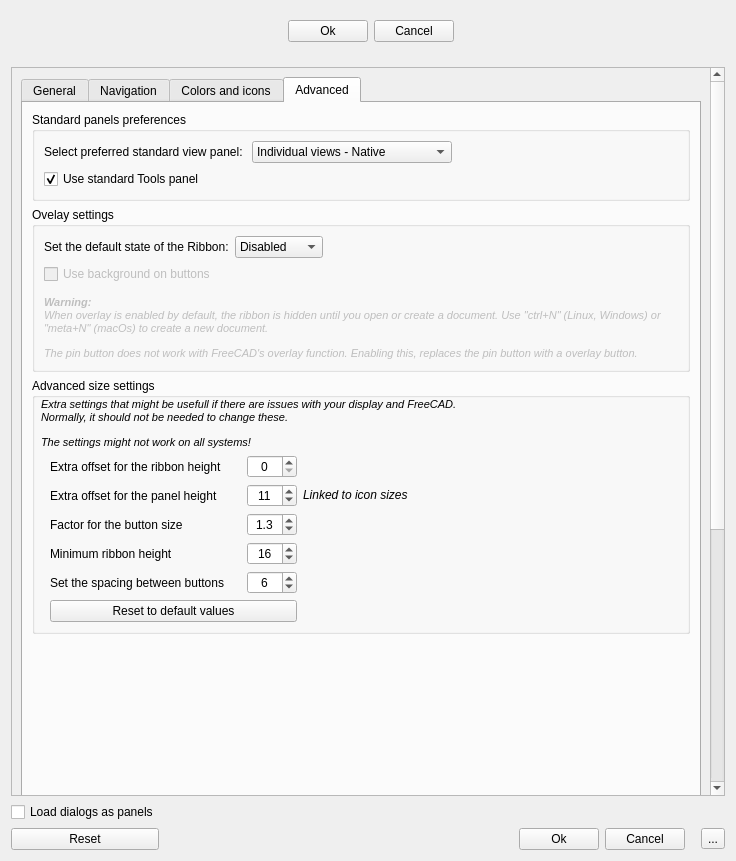
First picture: the form in Resources/ui/Settings.ui, repository APEbbers/FreeCAD-Ribbon, before the edit.
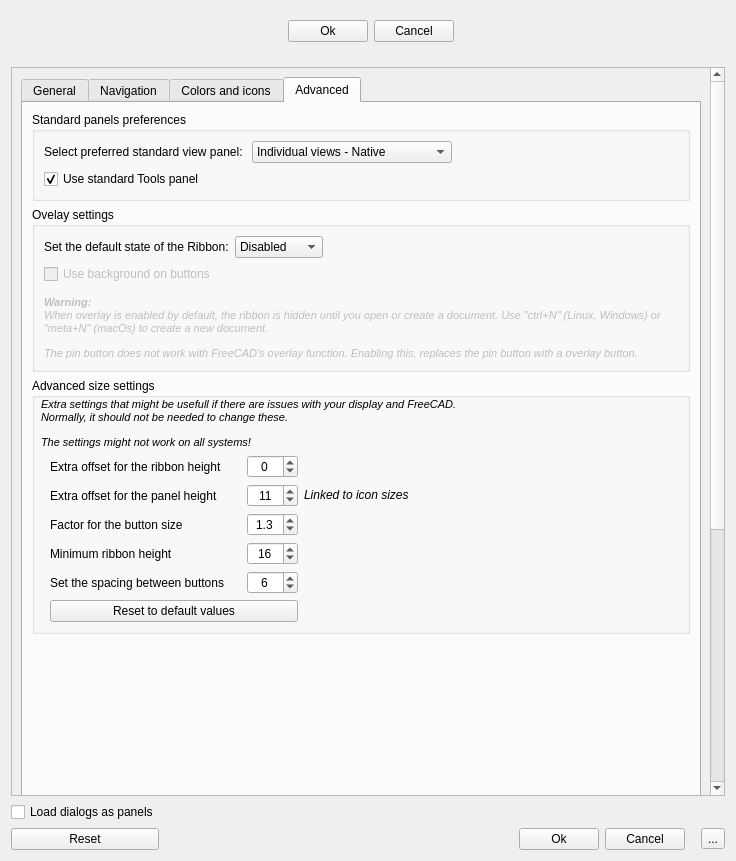
Second picture: the form after the edit. The open tabs and pages were chosen to show the change. Custom widgets are drawn as their Qt base class.

Commit message: Improvements and simplifing size settings - 2

The edit to the form file:
```diff
--- a/Resources/ui/Settings.ui
+++ b/Resources/ui/Settings.ui
@@ -2789,7 +2789,7 @@
                       <bool>false</bool>
                      </property>
                      <property name="minimum">
-                      <number>0</number>
+                      <number>-500</number>
                      </property>
                      <property name="maximum">
                       <number>500</number>
@@ -2844,7 +2844,7 @@
                       <enum>QAbstractSpinBox::CorrectionMode::CorrectToNearestValue</enum>
                      </property>
                      <property name="minimum">
-                      <number>0</number>
+                      <number>-300</number>
                      </property>
                      <property name="maximum">
                       <number>300</number>
```
Left out of the diff: 2 changed lines with no effect on the pictures. The commit also changes 2 other files.
